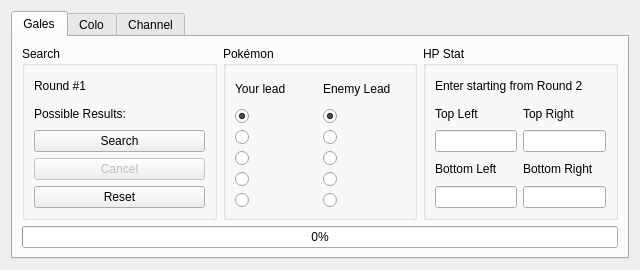
First picture: the form in Forms/Gen3/Tools/GameCubeSeedFinder.ui, repository Admiral-Fish/PokeFinder, before the edit.
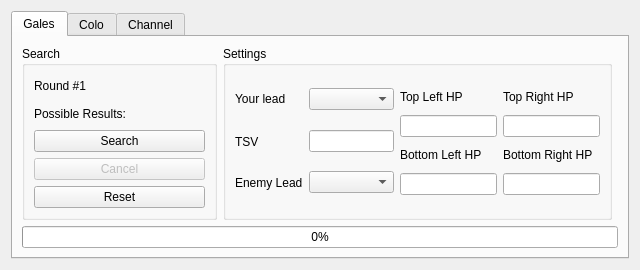
Second picture: the form after the edit. The open tabs and pages were chosen to show the change. Custom widgets are drawn as their Qt base class.

Commit message:
Redo Gamecube Seed Searching
Remove need for precalc file

Favor space over time. First search taking around 90-120 seconds on 8 threads

```diff
--- a/Forms/Gen3/Tools/GameCubeSeedFinder.ui
+++ b/Forms/Gen3/Tools/GameCubeSeedFinder.ui
@@ -30,6 +30,102 @@
        <string>Gales</string>
       </attribute>
       <layout class="QGridLayout" name="gridLayout_6">
+       <item row="1" column="0" colspan="3">
+        <widget class="QProgressBar" name="progressBarGales">
+         <property name="value">
+          <number>0</number>
+         </property>
+        </widget>
+       </item>
+       <item row="0" column="1">
+        <widget class="QGroupBox" name="groupBoxGalesPokemon">
+         <property name="sizePolicy">
+          <sizepolicy hsizetype="Preferred" vsizetype="Preferred">
+           <horstretch>2</horstretch>
+           <verstretch>0</verstretch>
+          </sizepolicy>
+         </property>
+         <property name="title">
+          <string>Settings</string>
+         </property>
+         <layout class="QGridLayout" name="gridLayout_8">
+          <item row="0" column="0">
+           <widget class="QLabel" name="labelGalesYourLead">
+            <property name="text">
+             <string>Your lead</string>
+            </property>
+           </widget>
+          </item>
+          <item row="0" column="1">
+           <widget class="QComboBox" name="comboBoxGalesYourLead"/>
+          </item>
+          <item row="1" column="0">
+           <widget class="QLabel" name="labelGalesTSV">
+            <property name="text">
+             <string>TSV</string>
+            </property>
+           </widget>
+          </item>
+          <item row="1" column="1">
+           <widget class="TextBox" name="textBoxGalesTSV"/>
+          </item>
+          <item row="2" column="0">
+           <widget class="QLabel" name="labelGalesEnemyLead">
+            <property name="text">
+             <string>Enemy Lead</string>
+            </property>
+           </widget>
+          </item>
+          <item row="2" column="1">
+           <widget class="QComboBox" name="comboBoxGalesEnemyLead"/>
+          </item>
+          <item row="0" column="2" rowspan="3">
+           <layout class="QGridLayout" name="gridLayout_5">
+            <item row="0" column="0">
+             <widget class="QLabel" name="labelGalesTopLeft">
+              <property name="text">
+               <string>Top Left HP</string>
+              </property>
+             </widget>
+            </item>
+            <item row="0" column="1">
+             <widget class="QLabel" name="labelGalesTopRight">
+              <property name="text">
+               <string>Top Right HP</string>
+              </property>
+             </widget>
+            </item>
+            <item row="1" column="0">
+             <widget class="TextBox" name="textBoxGalesTopLeft"/>
+            </item>
+            <item row="1" column="1">
+             <widget class="TextBox" name="textBoxGalesTopRight"/>
+            </item>
+            <item row="2" column="0">
+             <widget class="QLabel" name="labelGalesBottomLeft">
+              <property name="text">
+               <string>Bottom Left HP</string>
+              </property>
+             </widget>
+            </item>
+            <item row="2" column="1">
+             <widget class="QLabel" name="labelGalesBottomRight">
+              <property name="text">
+               <string>Bottom Right HP</string>
+              </property>
+             </widget>
+            </item>
+            <item row="3" column="0">
+             <widget class="TextBox" name="textBoxGalesBottomLeft"/>
+            </item>
+            <item row="3" column="1">
+             <widget class="TextBox" name="textBoxGalesBottomRight"/>
+            </item>
+           </layout>
+          </item>
+         </layout>
+        </widget>
+       </item>
        <item row="0" column="0">
         <widget class="QGroupBox" name="groupBoxGalesSearch">
          <property name="sizePolicy">
@@ -83,180 +179,6 @@
          </layout>
         </widget>
        </item>
-       <item row="0" column="1">
-        <widget class="QGroupBox" name="groupBoxGalesPokemon">
-         <property name="sizePolicy">
-          <sizepolicy hsizetype="Preferred" vsizetype="Preferred">
-           <horstretch>1</horstretch>
-           <verstretch>0</verstretch>
-          </sizepolicy>
-         </property>
-         <property name="title">
-          <string>Pokémon</string>
-         </property>
-         <layout class="QGridLayout" name="gridLayout_8">
-          <item row="3" column="1">
-           <widget class="QRadioButton" name="radioButtonGalesMoltres">
-            <attribute name="buttonGroup">
-             <string notr="true">buttonGroupGalesEnemyLead</string>
-            </attribute>
-           </widget>
-          </item>
-          <item row="4" column="1">
-           <widget class="QRadioButton" name="radioButtonGalesKangaskhan">
-            <attribute name="buttonGroup">
-             <string notr="true">buttonGroupGalesEnemyLead</string>
-            </attribute>
-           </widget>
-          </item>
-          <item row="2" column="0">
-           <widget class="QRadioButton" name="radioButtonGalesMew">
-            <attribute name="buttonGroup">
-             <string notr="true">buttonGroupGalesYourLead</string>
-            </attribute>
-           </widget>
-          </item>
-          <item row="1" column="1">
-           <widget class="QRadioButton" name="radioButtonGalesArticuno">
-            <property name="checked">
-             <bool>true</bool>
-            </property>
-            <attribute name="buttonGroup">
-             <string notr="true">buttonGroupGalesEnemyLead</string>
-            </attribute>
-           </widget>
-          </item>
-          <item row="5" column="1">
-           <widget class="QRadioButton" name="radioButtonGalesLatias">
-            <attribute name="buttonGroup">
-             <string notr="true">buttonGroupGalesEnemyLead</string>
-            </attribute>
-           </widget>
-          </item>
-          <item row="5" column="0">
-           <widget class="QRadioButton" name="radioButtonGalesJirachi">
-            <attribute name="buttonGroup">
-             <string notr="true">buttonGroupGalesYourLead</string>
-            </attribute>
-           </widget>
-          </item>
-          <item row="0" column="1">
-           <widget class="QLabel" name="labelGalesEnemyLead">
-            <property name="text">
-             <string>Enemy Lead</string>
-            </property>
-           </widget>
-          </item>
-          <item row="3" column="0">
-           <widget class="QRadioButton" name="radioButtonGalesDeoxys">
-            <attribute name="buttonGroup">
-             <string notr="true">buttonGroupGalesYourLead</string>
-            </attribute>
-           </widget>
-          </item>
-          <item row="1" column="0">
-           <widget class="QRadioButton" name="radioButtonGalesMewtwo">
-            <property name="checked">
-             <bool>true</bool>
-            </property>
-            <attribute name="buttonGroup">
-             <string notr="true">buttonGroupGalesYourLead</string>
-            </attribute>
-           </widget>
-          </item>
-          <item row="2" column="1">
-           <widget class="QRadioButton" name="radioButtonGalesZapdos">
-            <attribute name="buttonGroup">
-             <string notr="true">buttonGroupGalesEnemyLead</string>
-            </attribute>
-           </widget>
-          </item>
-          <item row="4" column="0">
-           <widget class="QRadioButton" name="radioButtonGalesRayquaza">
-            <attribute name="buttonGroup">
-             <string notr="true">buttonGroupGalesYourLead</string>
-            </attribute>
-           </widget>
-          </item>
-          <item row="0" column="0">
-           <widget class="QLabel" name="labelGalesYourLead">
-            <property name="text">
-             <string>Your lead</string>
-            </property>
-           </widget>
-          </item>
-         </layout>
-        </widget>
-       </item>
-       <item row="0" column="2">
-        <widget class="QGroupBox" name="groupBoxGalesHPStat">
-         <property name="sizePolicy">
-          <sizepolicy hsizetype="Preferred" vsizetype="Preferred">
-           <horstretch>1</horstretch>
-           <verstretch>0</verstretch>
-          </sizepolicy>
-         </property>
-         <property name="title">
-          <string>HP Stat</string>
-         </property>
-         <layout class="QGridLayout" name="gridLayout_9">
-          <item row="2" column="0">
-           <widget class="TextBox" name="textBoxGalesTopLeft"/>
-          </item>
-          <item row="1" column="0">
-           <widget class="QLabel" name="labelGalesTopLeft">
-            <property name="text">
-             <string>Top Left</string>
-            </property>
-           </widget>
-          </item>
-          <item row="3" column="0">
-           <widget class="QLabel" name="labelGalesBottomLeft">
-            <property name="text">
-             <string>Bottom Left</string>
-            </property>
-           </widget>
-          </item>
-          <item row="3" column="1">
-           <widget class="QLabel" name="labelGalesBottomRight">
-            <property name="text">
-             <string>Bottom Right</string>
-            </property>
-           </widget>
-          </item>
-          <item row="4" column="0">
-           <widget class="TextBox" name="textBoxGalesBottomLeft"/>
-          </item>
-          <item row="2" column="1">
-           <widget class="TextBox" name="textBoxGalesTopRight"/>
-          </item>
-          <item row="1" column="1">
-           <widget class="QLabel" name="labelGalesTopRight">
-            <property name="text">
-             <string>Top Right</string>
-            </property>
-           </widget>
-          </item>
-          <item row="4" column="1">
-           <widget class="TextBox" name="textBoxGalesBottomRight"/>
-          </item>
-          <item row="0" column="0" colspan="2">
-           <widget class="QLabel" name="labelGalesInfo">
-            <property name="text">
-             <string>Enter starting from Round 2</string>
-            </property>
-           </widget>
-          </item>
-         </layout>
-        </widget>
-       </item>
-       <item row="1" column="0" colspan="3">
-        <widget class="QProgressBar" name="progressBarGales">
-         <property name="value">
-          <number>0</number>
-         </property>
-        </widget>
-       </item>
       </layout>
      </widget>
      <widget class="QWidget" name="tabColo">
@@ -365,80 +287,6 @@
          </layout>
         </widget>
        </item>
-       <item row="0" column="2">
-        <widget class="QGroupBox" name="groupBoxColoParty">
-         <property name="sizePolicy">
-          <sizepolicy hsizetype="Preferred" vsizetype="Preferred">
-           <horstretch>1</horstretch>
-           <verstretch>0</verstretch>
-          </sizepolicy>
-         </property>
-         <property name="title">
-          <string>Party Lead</string>
-         </property>
-         <layout class="QGridLayout" name="gridLayout_5">
-          <item row="1" column="1">
-           <widget class="QRadioButton" name="radioButtonColoSuicune">
-            <attribute name="buttonGroup">
-             <string notr="true">buttonGroupColoPartyLead</string>
-            </attribute>
-           </widget>
-          </item>
-          <item row="3" column="1">
-           <widget class="QRadioButton" name="radioButtonColoHeracross">
-            <attribute name="buttonGroup">
-             <string notr="true">buttonGroupColoPartyLead</string>
-            </attribute>
-           </widget>
-          </item>
-          <item row="3" column="0">
-           <widget class="QRadioButton" name="radioButtonColoRaikou">
-            <attribute name="buttonGroup">
-             <string notr="true">buttonGroupColoPartyLead</string>
-            </attribute>
-           </widget>
-          </item>
-          <item row="0" column="0">
-           <widget class="QRadioButton" name="radioButtonColoBlaziken">
-            <property name="checked">
-             <bool>true</bool>
-            </property>
-            <attribute name="buttonGroup">
-             <string notr="true">buttonGroupColoPartyLead</string>
-            </attribute>
-           </widget>
-          </item>
-          <item row="0" column="1">
-           <widget class="QRadioButton" name="radioButtonColoMeganium">
-            <attribute name="buttonGroup">
-             <string notr="true">buttonGroupColoPartyLead</string>
-            </attribute>
-           </widget>
-          </item>
-          <item row="1" column="0">
-           <widget class="QRadioButton" name="radioButtonColoEntei">
-            <attribute name="buttonGroup">
-             <string notr="true">buttonGroupColoPartyLead</string>
-            </attribute>
-           </widget>
-          </item>
-          <item row="2" column="1">
-           <widget class="QRadioButton" name="radioButtonColoMetagross">
-            <attribute name="buttonGroup">
-             <string notr="true">buttonGroupColoPartyLead</string>
-            </attribute>
-           </widget>
-          </item>
-          <item row="2" column="0">
-           <widget class="QRadioButton" name="radioButtonColoSwampert">
-            <attribute name="buttonGroup">
-             <string notr="true">buttonGroupColoPartyLead</string>
-            </attribute>
-           </widget>
-          </item>
-         </layout>
-        </widget>
-       </item>
        <item row="1" column="0" colspan="3">
         <widget class="QProgressBar" name="progressBarColo">
          <property name="value">
```
Left out of the diff: 154 changed lines with no effect on the pictures. The commit also changes 15 other files.
